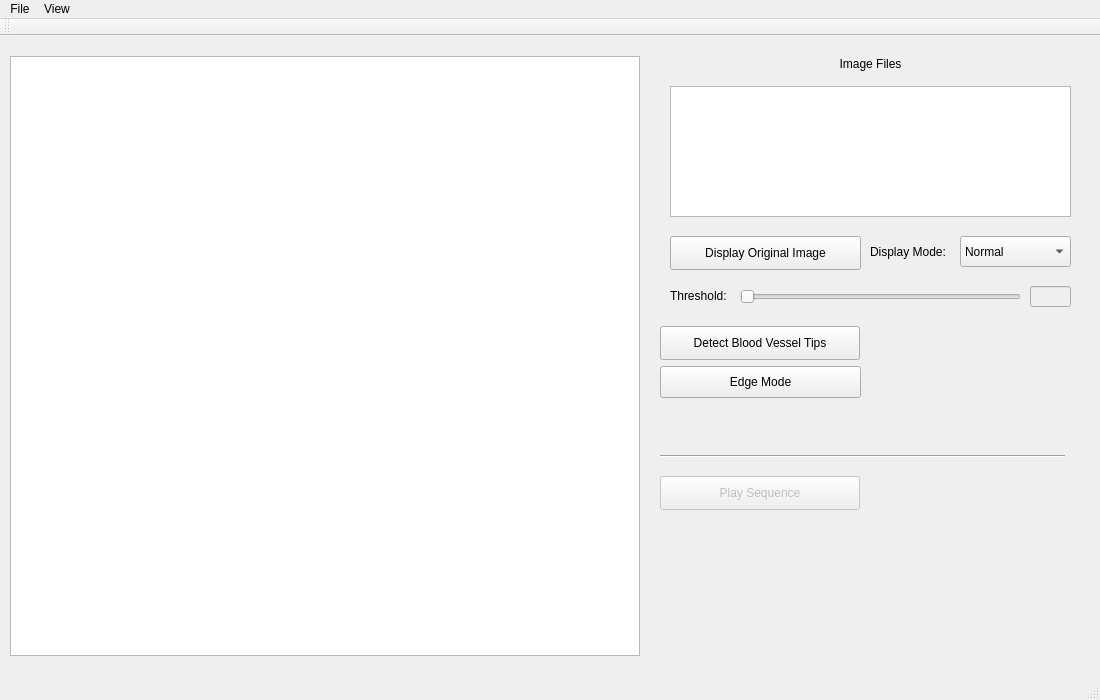
The window that mainwindow.ui (qchen2017/BloodVesselVisualization) describes before a commit, drawn with Qt 5.
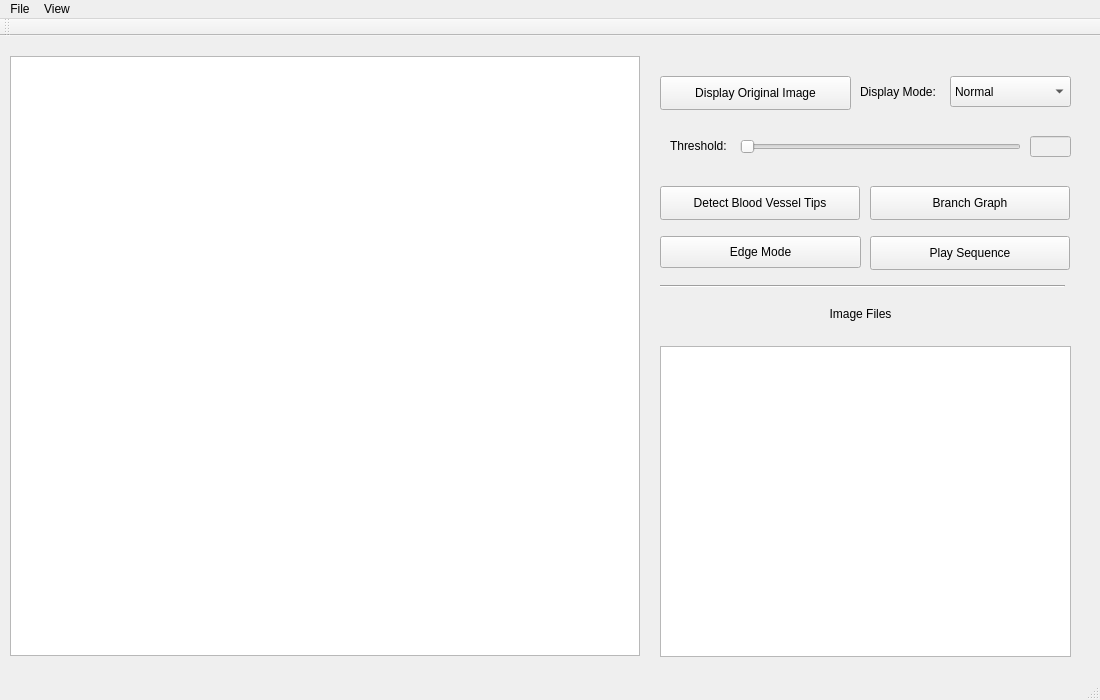
The same window after the commit.

Commit message: working on branch graph

The edit to the form file:
```diff
--- a/mainwindow.ui
+++ b/mainwindow.ui
@@ -28,7 +28,7 @@
     <property name="geometry">
      <rect>
       <x>670</x>
-      <y>250</y>
+      <y>100</y>
       <width>81</width>
       <height>20</height>
      </rect>
@@ -41,7 +41,7 @@
     <property name="geometry">
      <rect>
       <x>740</x>
-      <y>250</y>
+      <y>100</y>
       <width>281</width>
       <height>22</height>
      </rect>
@@ -56,9 +56,9 @@
    <widget class="QComboBox" name="imageMode_comboBox">
     <property name="geometry">
      <rect>
-      <x>960</x>
-      <y>200</y>
-      <width>111</width>
+      <x>950</x>
+      <y>40</y>
+      <width>121</width>
       <height>31</height>
      </rect>
     </property>
@@ -82,8 +82,8 @@
    <widget class="QLabel" name="imageMode_label">
     <property name="geometry">
      <rect>
-      <x>870</x>
-      <y>200</y>
+      <x>860</x>
+      <y>40</y>
       <width>91</width>
       <height>31</height>
      </rect>
@@ -99,7 +99,7 @@
     <property name="geometry">
      <rect>
       <x>1030</x>
-      <y>250</y>
+      <y>100</y>
       <width>41</width>
       <height>21</height>
      </rect>
@@ -111,18 +111,18 @@
    <widget class="QListWidget" name="imageFiles_listWidget">
     <property name="geometry">
      <rect>
-      <x>670</x>
-      <y>50</y>
-      <width>401</width>
-      <height>131</height>
+      <x>660</x>
+      <y>310</y>
+      <width>411</width>
+      <height>311</height>
      </rect>
     </property>
    </widget>
    <widget class="QLabel" name="imageFiles_label">
     <property name="geometry">
      <rect>
-      <x>830</x>
-      <y>20</y>
+      <x>820</x>
+      <y>270</y>
       <width>81</width>
       <height>16</height>
      </rect>
@@ -136,12 +136,12 @@
    </widget>
    <widget class="QPushButton" name="animate_pushButton">
     <property name="enabled">
-     <bool>false</bool>
+     <bool>true</bool>
     </property>
     <property name="geometry">
      <rect>
-      <x>660</x>
-      <y>440</y>
+      <x>870</x>
+      <y>200</y>
       <width>200</width>
       <height>34</height>
      </rect>
@@ -157,7 +157,7 @@
     <property name="geometry">
      <rect>
       <x>660</x>
-      <y>290</y>
+      <y>150</y>
       <width>200</width>
       <height>34</height>
      </rect>
@@ -169,8 +169,8 @@
    <widget class="QPushButton" name="displayOrigImage_pushButton">
     <property name="geometry">
      <rect>
-      <x>670</x>
-      <y>200</y>
+      <x>660</x>
+      <y>40</y>
       <width>191</width>
       <height>34</height>
      </rect>
@@ -183,7 +183,7 @@
     <property name="geometry">
      <rect>
       <x>660</x>
-      <y>410</y>
+      <y>240</y>
       <width>405</width>
       <height>20</height>
      </rect>
@@ -199,7 +199,7 @@
     <property name="geometry">
      <rect>
       <x>660</x>
-      <y>330</y>
+      <y>200</y>
       <width>201</width>
       <height>32</height>
      </rect>
@@ -208,6 +208,22 @@
      <string>Edge Mode</string>
     </property>
    </widget>
+   <widget class="QPushButton" name="branchGraph">
+    <property name="enabled">
+     <bool>true</bool>
+    </property>
+    <property name="geometry">
+     <rect>
+      <x>870</x>
+      <y>150</y>
+      <width>200</width>
+      <height>34</height>
+     </rect>
+    </property>
+    <property name="text">
+     <string>Branch Graph</string>
+    </property>
+   </widget>
   </widget>
   <widget class="QToolBar" name="mainToolBar">
    <property name="acceptDrops">
```
The commit also changes 6 other files.
